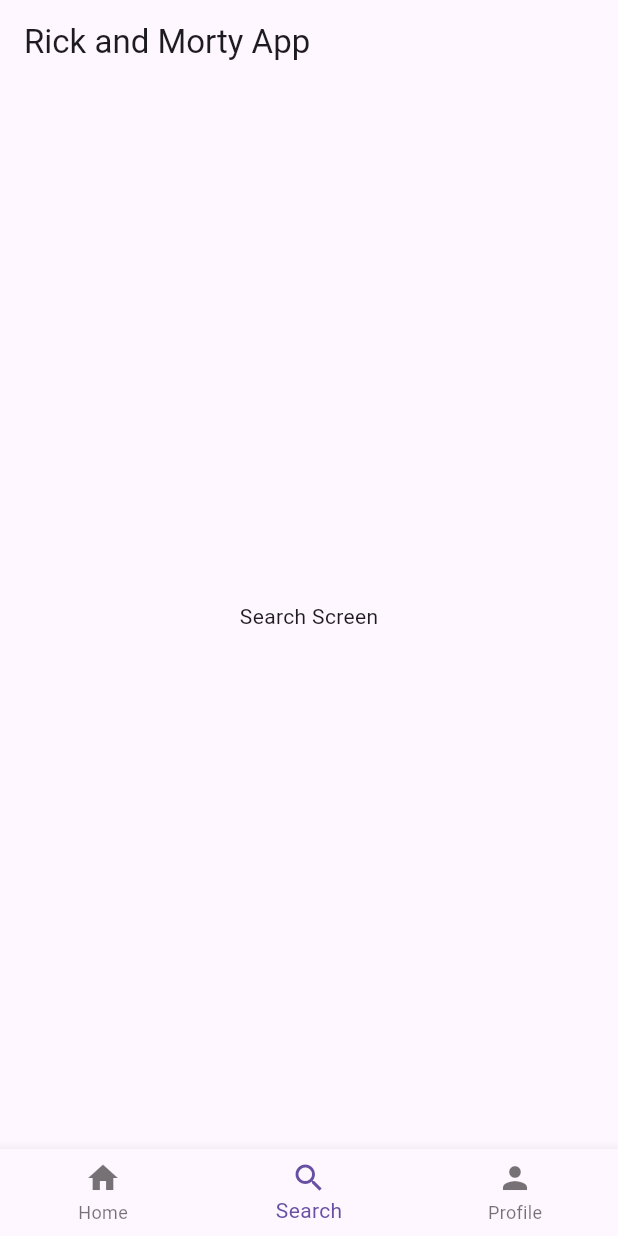
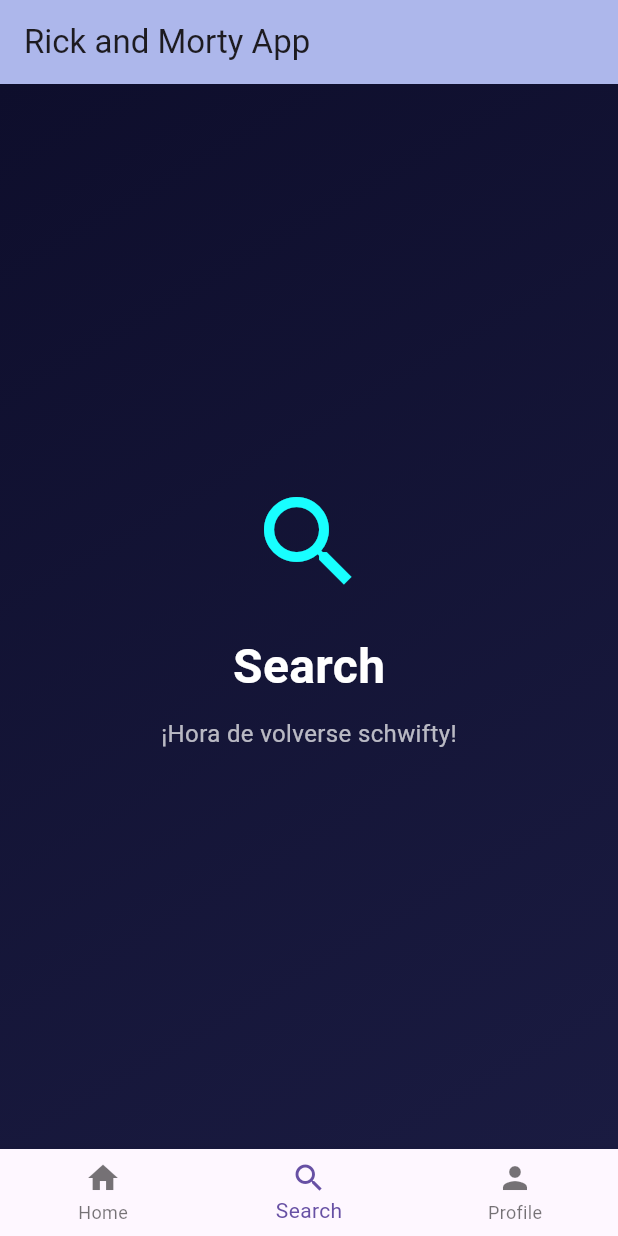
Before and after one commit to camedi445/g_61_test, a Flutter app: the screen it shows after launch, item 2 of the bottom bar chosen, on a phone screen of 412 x 824 dp. Run offline on Flutter 3.47's test engine with Material 3 defaults, Android fonts, the phone set to English and light mode, and no system bars; network calls fail.

Commit message:
Refactor_MarianaPineda_G61

```diff
--- a/lib/main.dart
+++ b/lib/main.dart
@@ -1,162 +1,16 @@
 import 'package:flutter/material.dart';
-import 'dart:convert';
-import 'package:http/http.dart' as http;
+import 'package:provider/provider.dart';
+import 'provider/character_provider.dart';
+import 'ui/navigation.dart';
 
 void main() {
-  runApp(const MainApp());
+  runApp(
+    ChangeNotifierProvider(
+      create: (_) => CharacterProvider(),
+      child: const MaterialApp(
+        debugShowCheckedModeBanner: false,
+        home: Navigation(),
+      ),
+    ),
+  );
 }
-
-class MainApp extends StatelessWidget {
-  const MainApp({super.key});
-
-  @override
-  Widget build(BuildContext context) {
-    return MaterialApp(
-      debugShowCheckedModeBanner: true,
-      theme: ThemeData(primarySwatch: Colors.blue),
-      home: MyHomePage(),
-    );
-  }
-}
-
-class MyHomePage extends StatefulWidget {
-  @override
-  _MyHomePageState createState() => _MyHomePageState();
-}
-
-class _MyHomePageState extends State<MyHomePage> {
-  int _selectedIndex = 0;
-  var characters = [];
-  var isLoading = false;
-  var selectedCharacter;
-  var showCharacterDetail = false;
-
-  @override
-  void initState() {
-    super.initState();
-    fetchCharacters();
-  }
-
-  fetchCharacters() async {
-    setState(() {
-      isLoading = true;
-    });
-
-    var response = await http.get(
-      Uri.parse('https://rickandmortyapi.com/api/character'),
-    );
-    if (response.statusCode == 200) {
-      var data = jsonDecode(response.body);
-      setState(() {
-        characters = data['results'];
-        isLoading = false;
-      });
-    } else {
-      setState(() {
-        isLoading = false;
-      });
-    }
-  }
-
-  @override
-  Widget build(BuildContext context) {
-    return Scaffold(
-      appBar: AppBar(title: Text('Rick and Morty App')),
-      body:
-          _selectedIndex == 0
-              ? showCharacterDetail
-                  ? CharacterDetailScreen(
-                    character: selectedCharacter,
-                    onBack: () {
-                      setState(() {
-                        showCharacterDetail = false;
-                      });
-                    },
-                  )
-                  : HomeScreen(
-                    characters: characters,
-                    isLoading: isLoading,
-                    onCharacterTap: (character) {
-                      setState(() {
-                        selectedCharacter = character;
-                        showCharacterDetail = true;
-                      });
-                    },
-                  )
-              : _selectedIndex == 1
-              ? Center(child: Text('Search Screen'))
-              : Center(child: Text('Profile Screen')),
-      bottomNavigationBar: BottomNavigationBar(
-        items: const <BottomNavigationBarItem>[
-          BottomNavigationBarItem(icon: Icon(Icons.home), label: 'Home'),
-          BottomNavigationBarItem(icon: Icon(Icons.search), label: 'Search'),
-          BottomNavigationBarItem(icon: Icon(Icons.person), label: 'Profile'),
-        ],
-        currentIndex: _selectedIndex,
-        onTap: (index) {
-          setState(() {
-            _selectedIndex = index;
-          });
-        },
-      ),
-    );
-  }
-}
-
-class HomeScreen extends StatelessWidget {
-  final List characters;
-  final bool isLoading;
-  final Function onCharacterTap;
-
-  const HomeScreen({
-    required this.characters,
-    required this.isLoading,
-    required this.onCharacterTap,
-  });
-
-  @override
-  Widget build(BuildContext context) {
-    if (isLoading) {
-      return Center(child: CircularProgressIndicator());
-    }
-
-    return ListView.builder(
-      itemCount: characters.length,
-      itemBuilder: (context, index) {
-        var character = characters[index];
-        return ListTile(
-          leading: Image.network(character['image']),
-          title: Text(character['name']),
-          subtitle: Text('Status: ${character['status']}'),
-          onTap: () => onCharacterTap(character),
-        );
-      },
-    );
-  }
-}
-
-class CharacterDetailScreen extends StatelessWidget {
-  final dynamic character;
-  final Function onBack;
-
-  const CharacterDetailScreen({required this.character, required this.onBack});
-
-  @override
-  Widget build(BuildContext context) {
-    return Column(
-      children: [
-        IconButton(icon: Icon(Icons.arrow_back), onPressed: () => onBack()),
-        Image.network(character['image'], height: 200),
-        Text(
-          character['name'],
-          style: TextStyle(fontSize: 24, fontWeight: FontWeight.bold),
-        ),
-        Text('Status: ${character['status']}'),
-        Text('Species: ${character['species']}'),
-        Text('Gender: ${character['gender']}'),
-        Text('Origin: ${character['origin']['name']}'),
-        Text('Location: ${character['location']['name']}'),
-      ],
-    );
-  }
-}
--- /dev/null
+++ b/lib/model/character.dart
@@ -0,0 +1,31 @@
+class Character {
+  final String name;
+  final String status;
+  final String species;
+  final String gender;
+  final String image;
+  final String origin;
+  final String location;
+
+  Character({
+    required this.name,
+    required this.status,
+    required this.species,
+    required this.gender,
+    required this.image,
+    required this.origin,
+    required this.location,
+  });
+
+  factory Character.fromJson(Map<String, dynamic> json) {
+    return Character(
+      name: json['name'],
+      status: json['status'],
+      species: json['species'],
+      gender: json['gender'],
+      image: json['image'],
+      origin: json['origin']['name'],
+      location: json['location']['name'],
+    );
+  }
+}
--- /dev/null
+++ b/lib/provider/character_provider.dart
@@ -0,0 +1,35 @@
+import 'package:flutter/material.dart';
+import '../model/character.dart';
+import '../controller/character_controller.dart';
+
+class CharacterProvider with ChangeNotifier {
+  final CharacterController _controller = CharacterController();
+
+  List<Character> _characters = [];
+  bool _isLoading = false;
+  Character? _selectedCharacter;
+
+  List<Character> get characters => _characters;
+  bool get isLoading => _isLoading;
+  Character? get selectedCharacter => _selectedCharacter;
+
+  Future<void> loadCharacters() async {
+    _isLoading = true;
+    notifyListeners();
+
+    _characters = await _controller.fetchCharacters();
+
+    _isLoading = false;
+    notifyListeners();
+  }
+
+  void selectCharacter(Character character) {
+    _selectedCharacter = character;
+    notifyListeners();
+  }
+
+  void clearSelectedCharacter() {
+    _selectedCharacter = null;
+    notifyListeners();
+  }
+}
--- /dev/null
+++ b/lib/ui/navigation.dart
@@ -0,0 +1,67 @@
+import 'package:flutter/material.dart';
+import 'package:g_61_test/ui/detail_screen/detail_screen.dart';
+import 'package:g_61_test/ui/list_screen.dart';
+import 'package:g_61_test/ui/profile_screen.dart';
+import 'package:g_61_test/ui/search_screen.dart';
+import 'package:provider/provider.dart';
+import '../../provider/character_provider.dart';
+
+
+class Navigation extends StatefulWidget {
+  const Navigation({super.key});
+
+  @override
+  State<Navigation> createState() => _NavigationState();
+}
+
+class _NavigationState extends State<Navigation> {
+  int _selectedIndex = 0;
+
+  @override
+  void initState() {
+    super.initState();
+    Future.microtask(() =>
+      Provider.of<CharacterProvider>(context, listen: false).loadCharacters(),
+    );
+  }
+
+  @override
+  Widget build(BuildContext context) {
+    final provider = Provider.of<CharacterProvider>(context);
+
+    Widget content;
+    switch (_selectedIndex) {
+      case 0:
+        content = provider.selectedCharacter != null
+            ? DetailScreen()
+            : ListScreen();
+        break;
+      case 1:
+        content = const SearchScreen();
+        break;
+      case 2:
+        content = const ProfileScreen();
+        break;
+      default:
+        content =  ListScreen();
+    }
+
+    return Scaffold(
+      appBar: AppBar(
+        title: const Text('Rick and Morty App'),
+        backgroundColor: const Color.fromARGB(255, 173, 183, 235),
+        elevation: 0,
+      ),
+      body: content,
+      bottomNavigationBar: BottomNavigationBar(
+        currentIndex: _selectedIndex,
+        onTap: (index) => setState(() => _selectedIndex = index),
+        items: const [
+          BottomNavigationBarItem(icon: Icon(Icons.home), label: 'Home'),
+          BottomNavigationBarItem(icon: Icon(Icons.search), label: 'Search'),
+          BottomNavigationBarItem(icon: Icon(Icons.person), label: 'Profile'),
+        ],
+      ),
+    );
+  }
+}
--- /dev/null
+++ b/lib/ui/search_screen.dart
@@ -0,0 +1,40 @@
+import 'package:flutter/material.dart';
+
+class SearchScreen extends StatelessWidget {
+  const SearchScreen({super.key});
+
+  @override
+  Widget build(BuildContext context) {
+    return Container(
+      decoration: const BoxDecoration(
+        gradient: LinearGradient(
+          colors: [Color(0xFF0E0E2C), Color(0xFF1A1B41)],
+          begin: Alignment.topLeft,
+          end: Alignment.bottomRight,
+        ),
+      ),
+      child: const Center(
+        child: Column(
+          mainAxisAlignment: MainAxisAlignment.center,
+          children: [
+            Icon(Icons.search, size: 80, color: Colors.cyanAccent),
+            SizedBox(height: 20),
+            Text(
+              'Search',
+              style: TextStyle(
+                fontSize: 32,
+                color: Colors.white,
+                fontWeight: FontWeight.bold,
+              ),
+            ),
+            SizedBox(height: 10),
+            Text(
+              '¡Hora de volverse schwifty!',
+              style: TextStyle(color: Colors.white70, fontSize: 16),
+            ),
+          ],
+        ),
+      ),
+    );
+  }
+}
--- a/pubspec.yaml
+++ b/pubspec.yaml
@@ -10,6 +10,7 @@
   flutter:
     sdk: flutter
   http: ^1.4.0
+  provider: ^6.1.5
 
 dev_dependencies:
   flutter_test:
```
Also changed, not shown: lib/controller/character_controller.dart (added, +18 -0 lines), lib/ui/detail_screen/character_image.dart (added, +20 -0 lines), lib/ui/detail_screen/character_info_section.dart (added, +32 -0 lines), lib/ui/detail_screen/detail_screen.dart (added, +56 -0 lines), lib/ui/detail_screen/info_card.dart (added, +36 -0 lines), lib/ui/list_screen.dart (added, +49 -0 lines), lib/ui/profile_screen.dart (added, +40 -0 lines), pubspec.lock.
